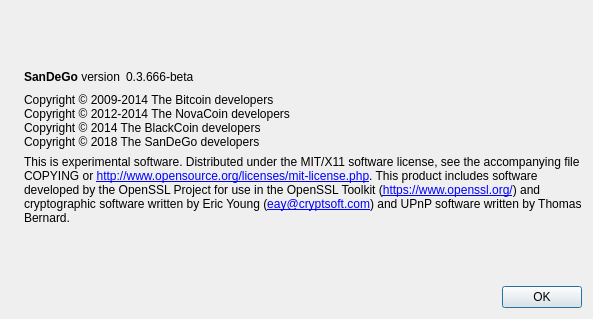
SanDeGoProject/SanDeGo, file src/qt/forms/aboutdialog.ui: the form before one commit.
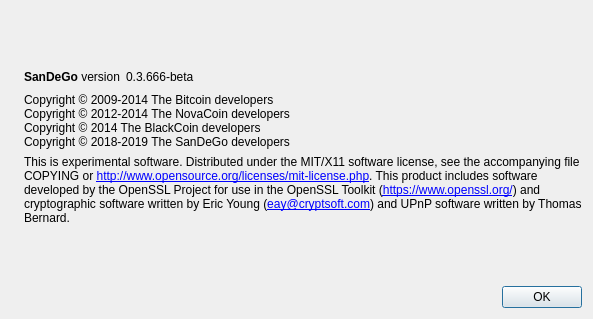
The form after the commit. Icons and pictures are not drawn.

Commit message: Update the year of copyright

Patch:
```diff
--- a/src/qt/forms/aboutdialog.ui
+++ b/src/qt/forms/aboutdialog.ui
@@ -94,7 +94,7 @@
         <string>Copyright © 2009-2014 The Bitcoin developers
 Copyright © 2012-2014 The NovaCoin developers
 Copyright © 2014 The BlackCoin developers
-Copyright © 2018 The SanDeGo developers</string>
+Copyright © 2018-2019 The SanDeGo developers</string>
        </property>
        <property name="textInteractionFlags">
         <set>Qt::LinksAccessibleByMouse|Qt::TextSelectableByKeyboard|Qt::TextSelectableByMouse</set>
```
